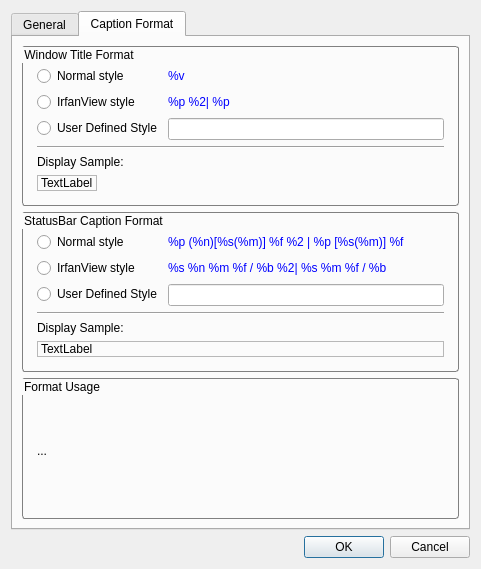
The window that QuickViewer/src/optionsdialog.ui (kanryu/quickviewer) describes before a commit, drawn with Qt 5.
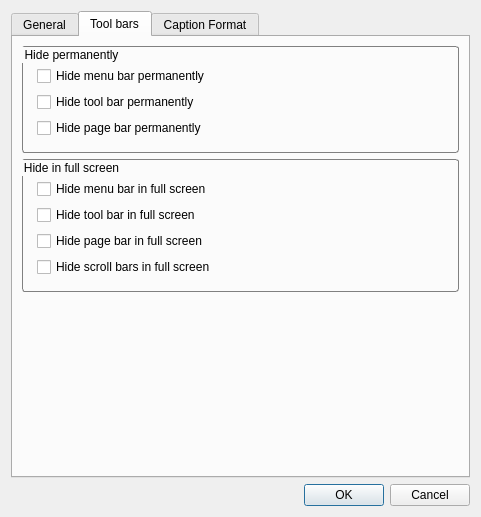
The same window after the commit.

Commit message: add flag hide tool bars parmanently add flag hide tool bars in full screen

What changed in the file:
```diff
--- a/QuickViewer/src/optionsdialog.ui
+++ b/QuickViewer/src/optionsdialog.ui
@@ -7,7 +7,7 @@
     <x>0</x>
     <y>0</y>
     <width>458</width>
-    <height>512</height>
+    <height>468</height>
    </rect>
   </property>
   <property name="windowTitle">
@@ -24,9 +24,15 @@
   <property name="modal">
    <bool>true</bool>
   </property>
-  <layout class="QVBoxLayout" name="verticalLayout_4">
+  <layout class="QVBoxLayout" name="verticalLayout_7">
    <item>
     <widget class="QTabWidget" name="tabWidget">
+     <property name="sizePolicy">
+      <sizepolicy hsizetype="Expanding" vsizetype="Minimum">
+       <horstretch>0</horstretch>
+       <verstretch>0</verstretch>
+      </sizepolicy>
+     </property>
      <property name="currentIndex">
       <number>1</number>
      </property>
@@ -34,7 +40,7 @@
       <attribute name="title">
        <string>General</string>
       </attribute>
-      <layout class="QVBoxLayout" name="verticalLayout_3">
+      <layout class="QVBoxLayout" name="verticalLayout_5">
        <item>
         <widget class="QFrame" name="frame">
          <property name="sizePolicy">
@@ -203,21 +209,7 @@
             </property>
            </widget>
           </item>
-          <item row="8" column="0">
-           <widget class="QCheckBox" name="checkBoxHidePageBarParmanently">
-            <property name="text">
-             <string extracomment="Flag to suppress the automatic display of the page bar">Hide page bar permanently</string>
-            </property>
-           </widget>
-          </item>
-          <item row="9" column="0">
-           <widget class="QCheckBox" name="checkBoxHideScrollBarInFullscreen">
-            <property name="text">
-             <string extracomment="Flag to suppress the automatic display of the scrollbars in fullscreen">Hide scroll bars in full screen</string>
-            </property>
-           </widget>
-          </item>
-          <item row="10" column="0" colspan="2">
+          <item row="8" column="0" colspan="2">
            <widget class="QCheckBox" name="checkBoxTopWindowWhenRunWithAssoc">
             <property name="text">
              <string comment="Check box to activate the window when activated by image association">Activate the window when launched with image association</string>
@@ -350,6 +342,99 @@
        </item>
       </layout>
      </widget>
+     <widget class="QWidget" name="toolbars">
+      <attribute name="title">
+       <string>Tool bars</string>
+      </attribute>
+      <layout class="QVBoxLayout" name="verticalLayout_6">
+       <item>
+        <widget class="QGroupBox" name="groupBox_5">
+         <property name="sizePolicy">
+          <sizepolicy hsizetype="Preferred" vsizetype="Minimum">
+           <horstretch>0</horstretch>
+           <verstretch>0</verstretch>
+          </sizepolicy>
+         </property>
+         <property name="title">
+          <string>Hide permanently</string>
+         </property>
+         <layout class="QVBoxLayout" name="verticalLayout_3">
+          <item>
+           <widget class="QCheckBox" name="checkBoxHideMenuBarParmanently">
+            <property name="text">
+             <string extracomment="Flag to suppress the automatic display of the page bar">Hide menu bar permanently</string>
+            </property>
+           </widget>
+          </item>
+          <item>
+           <widget class="QCheckBox" name="checkBoxHideToolBarParmanently">
+            <property name="text">
+             <string extracomment="Flag to suppress the automatic display of the page bar">Hide tool bar permanently</string>
+            </property>
+           </widget>
+          </item>
+          <item>
+           <widget class="QCheckBox" name="checkBoxHidePageBarParmanently">
+            <property name="text">
+             <string extracomment="Flag to suppress the automatic display of the page bar">Hide page bar permanently</string>
+            </property>
+           </widget>
+          </item>
+         </layout>
+        </widget>
+       </item>
+       <item>
+        <widget class="QGroupBox" name="groupBox_6">
+         <property name="title">
+          <string>Hide in full screen</string>
+         </property>
+         <layout class="QVBoxLayout" name="verticalLayout_4">
+          <item>
+           <widget class="QCheckBox" name="checkBoxHideMenuBarInFullscreen">
+            <property name="text">
+             <string extracomment="Flag to suppress the automatic display of the scrollbars in fullscreen">Hide menu bar in full screen</string>
+            </property>
+           </widget>
+          </item>
+          <item>
+           <widget class="QCheckBox" name="checkBoxHideToolBarInFullscreen">
+            <property name="text">
+             <string extracomment="Flag to suppress the automatic display of the scrollbars in fullscreen">Hide tool bar in full screen</string>
+            </property>
+           </widget>
+          </item>
+          <item>
+           <widget class="QCheckBox" name="checkBoxHidePageBarInFullscreen">
+            <property name="text">
+             <string extracomment="Flag to suppress the automatic display of the scrollbars in fullscreen">Hide page bar in full screen</string>
+            </property>
+           </widget>
+          </item>
+          <item>
+           <widget class="QCheckBox" name="checkBoxHideScrollBarInFullscreen">
+            <property name="text">
+             <string extracomment="Flag to suppress the automatic display of the scrollbars in fullscreen">Hide scroll bars in full screen</string>
+            </property>
+           </widget>
+          </item>
+         </layout>
+        </widget>
+       </item>
+       <item>
+        <spacer name="verticalSpacer">
+         <property name="orientation">
+          <enum>Qt::Vertical</enum>
+         </property>
+         <property name="sizeHint" stdset="0">
+          <size>
+           <width>20</width>
+           <height>151</height>
+          </size>
+         </property>
+        </spacer>
+       </item>
+      </layout>
+     </widget>
      <widget class="QWidget" name="CaptionFormat">
       <attribute name="title">
        <string>Caption Format</string>
```
Left out of the diff: 26 changed lines with no effect on the pictures. The commit also changes 5 other files.
